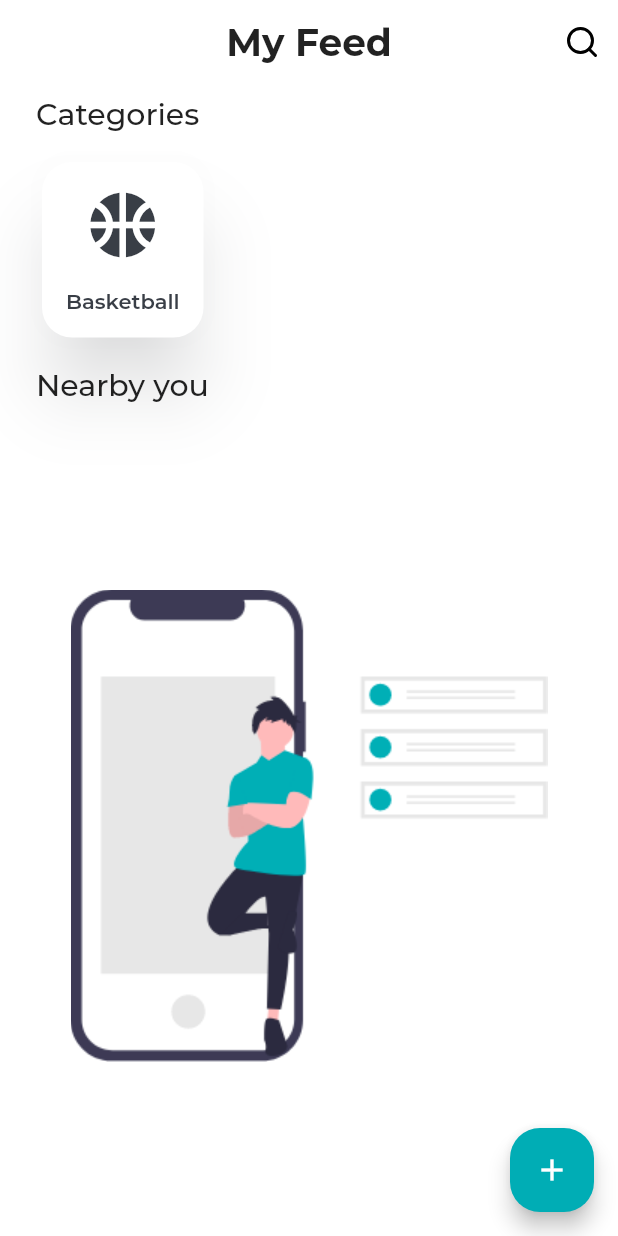
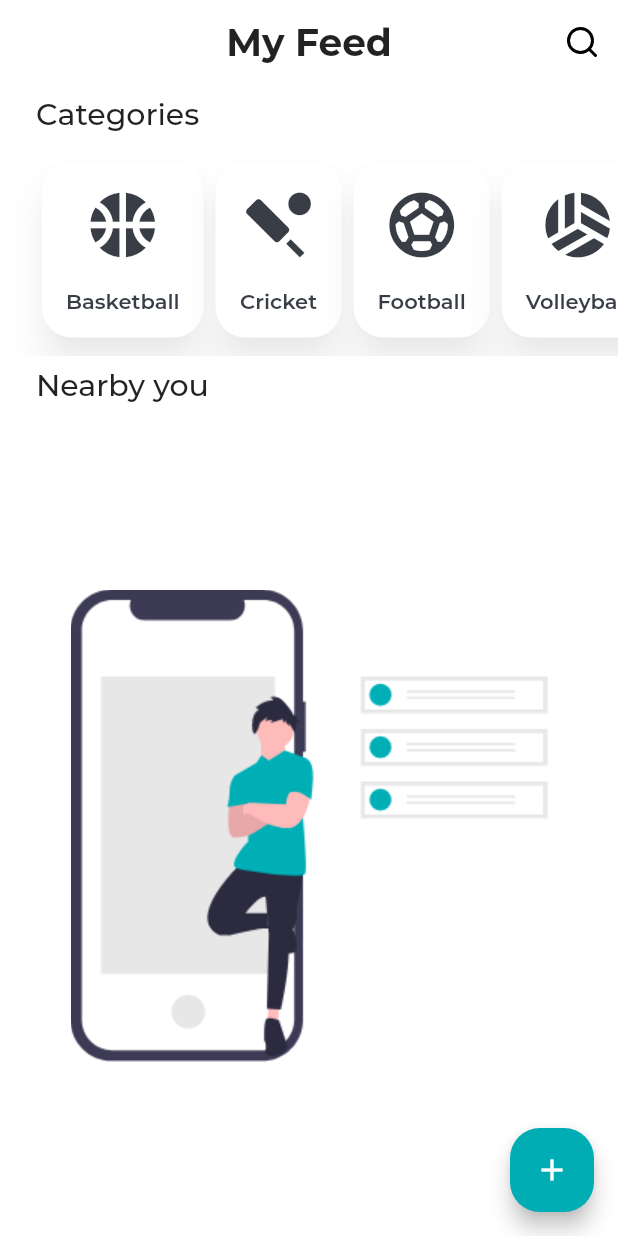
Before and after one commit to Runbhumi/Runbhumi, a Flutter app: the Home screen opened by its route, on a phone screen of 412 x 824 dp. Run offline on Flutter 3.47's test engine with Material 2 defaults, Android fonts, the phone set to English and light mode, and no system bars; our stand-ins replace bubble_tab_indicator, cloud_firestore, datetime_picker_formfield, firebase_auth, firebase_core, flutter_icons and 2 more; accounts and stored records are empty; project files that could hold a hidden picture were left out.

Commit message:
completed category frontend

```diff
--- a/lib/view/home.dart
+++ b/lib/view/home.dart
@@ -317,9 +317,11 @@ class _HomeState extends State<Home> {
                 textAlign: TextAlign.start,
               ),
             ),
-            Padding(
-              padding:
-                  const EdgeInsets.symmetric(horizontal: 24.0, vertical: 8.0),
+            // const EdgeInsets.symmetric(horizontal: 24.0, vertical: 8.0),
+            SingleChildScrollView(
+              scrollDirection: Axis.horizontal,
+              child: Container(
+                margin: EdgeInsets.symmetric(horizontal: 24.0, vertical: 8.0),
                 child: Row(
                   children: [
                     SportsCategory(
@@ -327,7 +329,23 @@ class _HomeState extends State<Home> {
                       sport: "Basketball",
                       icon: Icons.sports_basketball,
                     ),
+                    SportsCategory(
+                      theme: theme,
+                      sport: "Cricket",
+                      icon: Icons.sports_cricket,
+                    ),
+                    SportsCategory(
+                      theme: theme,
+                      sport: "Football",
+                      icon: Icons.sports_soccer,
+                    ),
+                    SportsCategory(
+                      theme: theme,
+                      sport: "Volleyball",
+                      icon: Icons.sports_volleyball,
+                    ),
                   ],
+                ),
               ),
             ),
             Padding(
@@ -378,12 +396,14 @@ class SportsCategory extends StatelessWidget {
 
   @override
   Widget build(BuildContext context) {
-    return Card(
-      shadowColor: Color(0x44393e46),
+    return GestureDetector(
+      onTap: () {},
+      child: Card(
+        shadowColor: Color(0x33393e46),
         shape: RoundedRectangleBorder(
           borderRadius: BorderRadius.all(Radius.circular(20)),
         ),
-      elevation: 20,
+        elevation: 10,
         child: Padding(
           padding: const EdgeInsets.all(8.0),
           child: Column(
@@ -391,7 +411,7 @@ class SportsCategory extends StatelessWidget {
               Padding(
                 padding: const EdgeInsets.all(8.0),
                 child: Icon(
-                Icons.sports_basketball,
+                  icon,
                   size: 52,
                   color: theme.currentTheme.backgroundColor,
                 ),
@@ -402,12 +422,14 @@ class SportsCategory extends StatelessWidget {
                   sport,
                   style: TextStyle(
                     color: theme.currentTheme.backgroundColor,
-                    fontWeight: FontWeight.w600),
+                    fontWeight: FontWeight.w600,
+                  ),
                 ),
               ),
             ],
           ),
         ),
+      ),
     );
   }
 }
```
Lines whose indentation alone changed are shown as unchanged.
